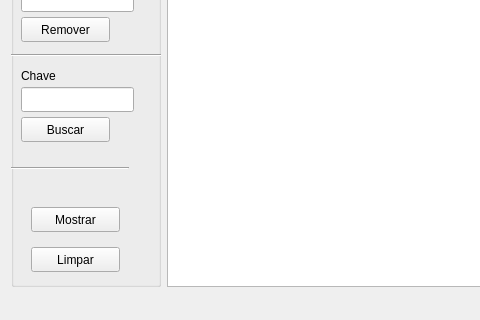
Above: qt/Patricia/mainwindow.ui from vnpavanelli/Patricia before the change; both pictures show x 0 to 480 and y 250 to 570 of the 1049 by 570 pixel window. Below: the same form after it.
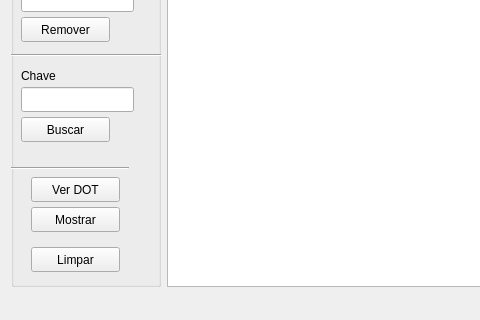
That is the form after the change.

Diff of the .ui file:
```diff
--- a/qt/Patricia/mainwindow.ui
+++ b/qt/Patricia/mainwindow.ui
@@ -222,6 +222,19 @@
         <string>Limpar</string>
        </property>
       </widget>
+      <widget class="QPushButton" name="b_dot">
+       <property name="geometry">
+        <rect>
+         <x>20</x>
+         <y>380</y>
+         <width>89</width>
+         <height>25</height>
+        </rect>
+       </property>
+       <property name="text">
+        <string>Ver DOT</string>
+       </property>
+      </widget>
      </widget>
     </item>
     <item>
```
Left out of the diff: 2 changed lines with no effect on the pictures.
